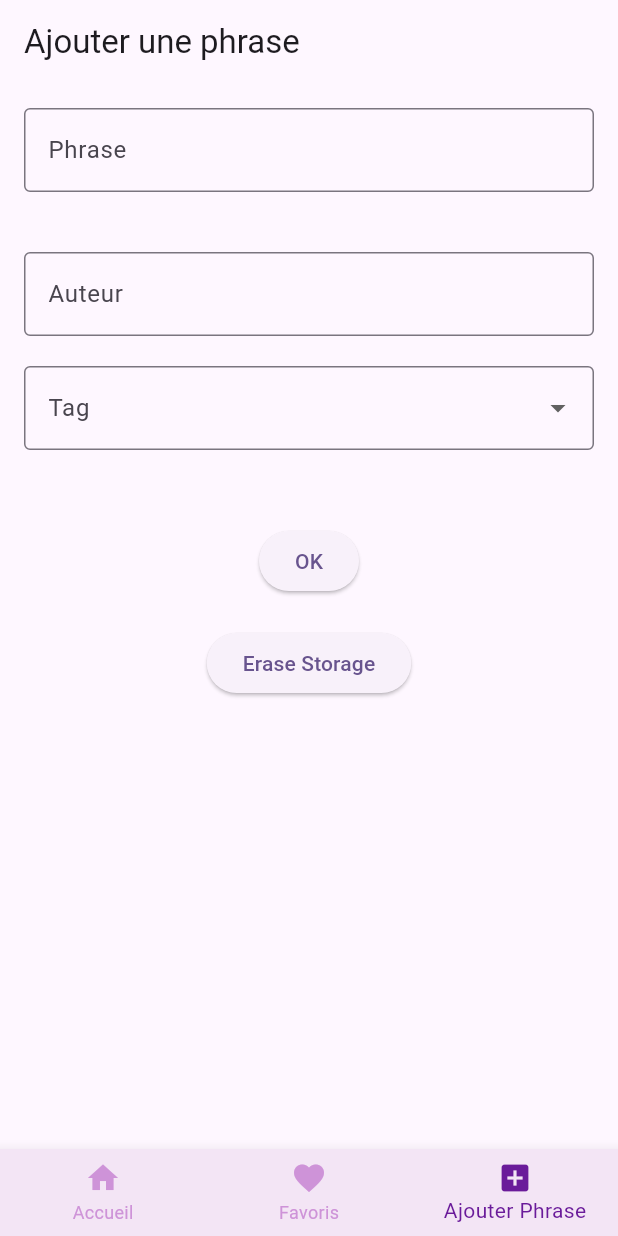
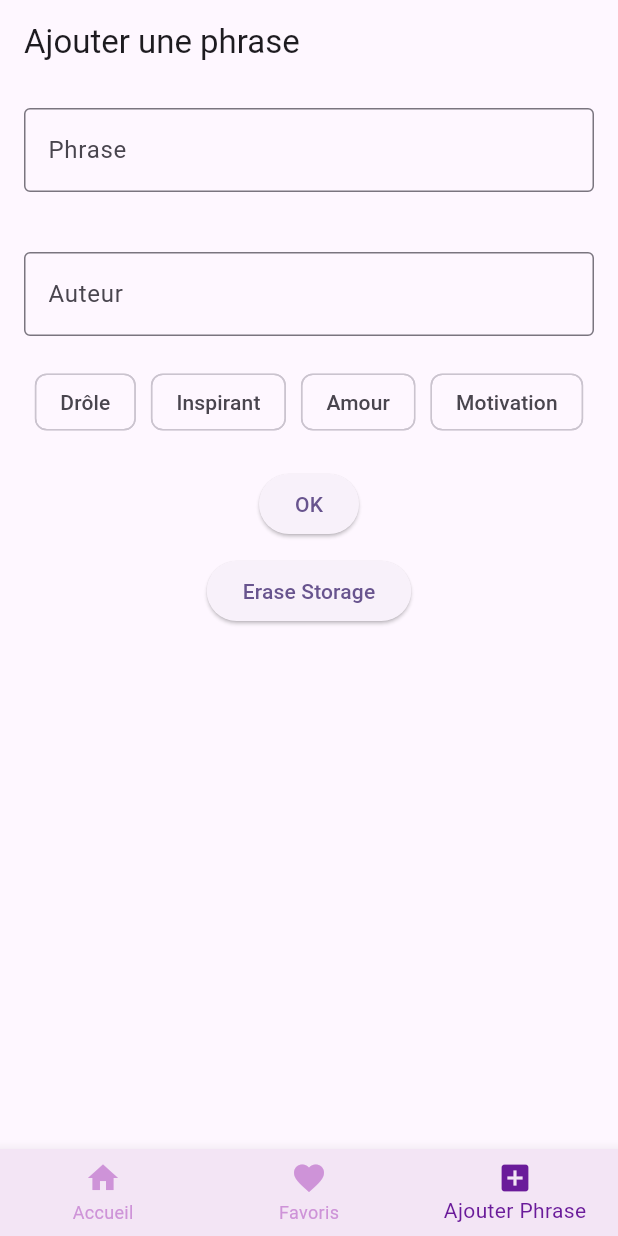
Before and after one commit to l3miage-campusb/Citations, a Flutter app: the screen it shows after launch, item 3 of the bottom bar chosen, on a phone screen of 412 x 824 dp. Run offline on Flutter 3.47's test engine with Material 3 defaults, Android fonts, the light colour scheme and no system bars; our stand-ins replace localstorage; network calls fail.

Commit message:
AddPhrasePage done

```diff
--- a/mes_citations/lib/pages/add_phrase_page.dart
+++ b/mes_citations/lib/pages/add_phrase_page.dart
@@ -15,7 +15,7 @@ class _AddPhrasePageState extends State<AddPhrasePage> {
   final _formKey = GlobalKey<FormState>(); // para manejar el estado del formulario
   final TextEditingController _phraseController = TextEditingController();
   final TextEditingController _authorController = TextEditingController();
-  String? _selectedTag;
+  List<String> _selectedTags = [];
   StorageService localstorage = new StorageService();
 
 
@@ -31,25 +31,38 @@ class _AddPhrasePageState extends State<AddPhrasePage> {
       // Aquí puedes manejar la frase ingresada
       final phrase = _phraseController.text;
       final author = _authorController.text;
-      final tag = _selectedTag!;
 
 
-      // Por ejemplo, limpiar el campo después de enviar
       _phraseController.clear();
       _authorController.clear();
-      _selectedTag = null;
 
       FocusScope.of(context).unfocus();
 
-      // Mostrar mensaje de éxito
       ScaffoldMessenger.of(context).showSnackBar(
         const SnackBar(content: Text('Phrase ajoutée avec succès!')),
       );
       Citation citation = Citation(
         citation: phrase,
         auteur: author,
-        tags: [Tag.inspirant, Tag.motivation],
+        tags: _selectedTags.map((tagString) {
+          switch (tagString) {
+            case 'Drôle':
+              return Tag.drole;
+            case 'Inspirant':
+              return Tag.inspirant;
+            case 'Amour':
+              return Tag.amour;
+            case 'Motivation':
+              return Tag.motivation;
+            default:
+              throw Exception('Tag inconnu');
+          }
+        }).toList(),
       );
+
+      print("En submit form");
+      for(var tag in _selectedTags) print(tag);
+
       localstorage.addPhrase(citation);
 
       setState(() {}); // Para actualizar la UI y limpiar dropdown
@@ -82,10 +95,6 @@ class _AddPhrasePageState extends State<AddPhrasePage> {
                 },
               ),
               const SizedBox(height: 20),
-              /*ElevatedButton(
-                onPressed: _submitForm,
-                child: const Text('Ajouter'),
-              ),*/
               const SizedBox(height: 20),
               TextFormField(
                 controller: _authorController,
@@ -102,37 +111,39 @@ class _AddPhrasePageState extends State<AddPhrasePage> {
               ),
               const SizedBox(height: 20),
 
-              DropdownButtonFormField<String>(
-                decoration: const InputDecoration(
-                  labelText: 'Tag',
-                  border: OutlineInputBorder(),
+              Align(
+                alignment: Alignment.center,
+                child: Wrap(
+                  spacing: 10,
+                  runSpacing: 10,
+                  children: ['Drôle', 'Inspirant', 'Amour', 'Motivation'].map((tag) {
+                    final isSelected = _selectedTags.contains(tag);
+                    return ChoiceChip(
+                      label: Text(tag),
+                      selected: isSelected,
+                      onSelected: (selected) {
+                        setState(() {
+                          if (selected) {
+                            _selectedTags.add(tag);
+                            for (tag in _selectedTags){
+                              print(tag);
+                            }
+                          } else {
+                            _selectedTags.remove(tag);
+                          }
+                        });
+                      },
+                    );
+                  }).toList(),
                 ),
-                value: _selectedTag,
-                items: ['Drôle', 'Inspirant', 'Amour', 'Motivation']
-                    .map((tag) => DropdownMenuItem(
-                  value: tag,
-                  child: Text(tag),
-                ))
-                    .toList(),
-                onChanged: (value) {
-                  setState(() {
-                    _selectedTag = value;
-                  });
-                },
-                validator: (value) {
-                  if (value == null || value.isEmpty) {
-                    return 'Veuillez choisir un tag';
-                  }
-                  return null;
-                },
               ),
 
-              const SizedBox(height: 50),
+              const SizedBox(height: 20),
               ElevatedButton(
                 onPressed: _submitForm,
                 child: const Text('OK'),
               ),
-              const SizedBox(height: 20),
+              const SizedBox(height: 10),
               ElevatedButton(
                 onPressed: localstorage.clearStorage,
                 child: const Text('Erase Storage'),
```
